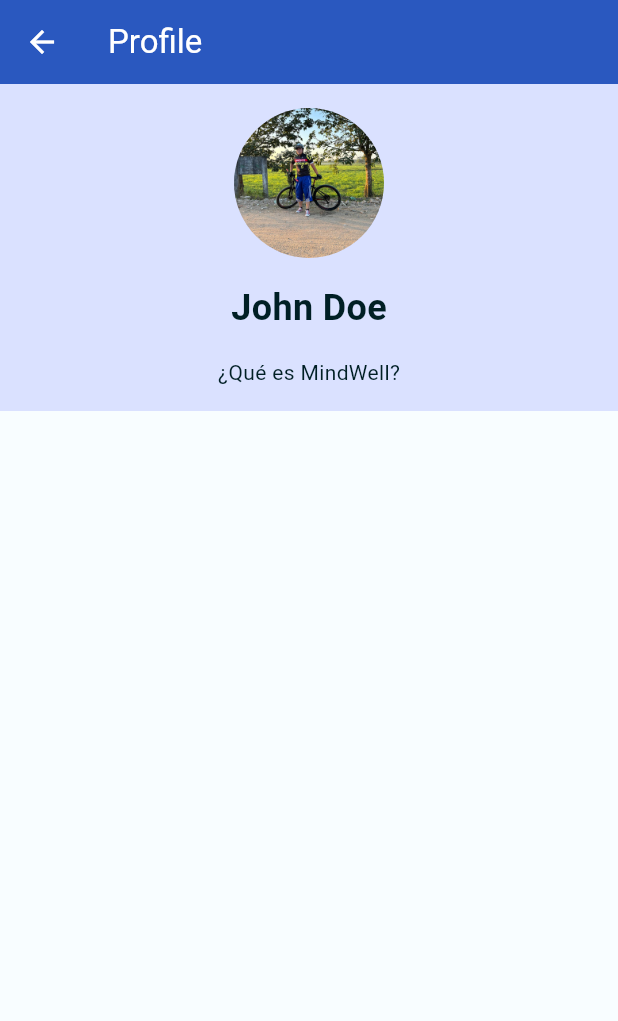
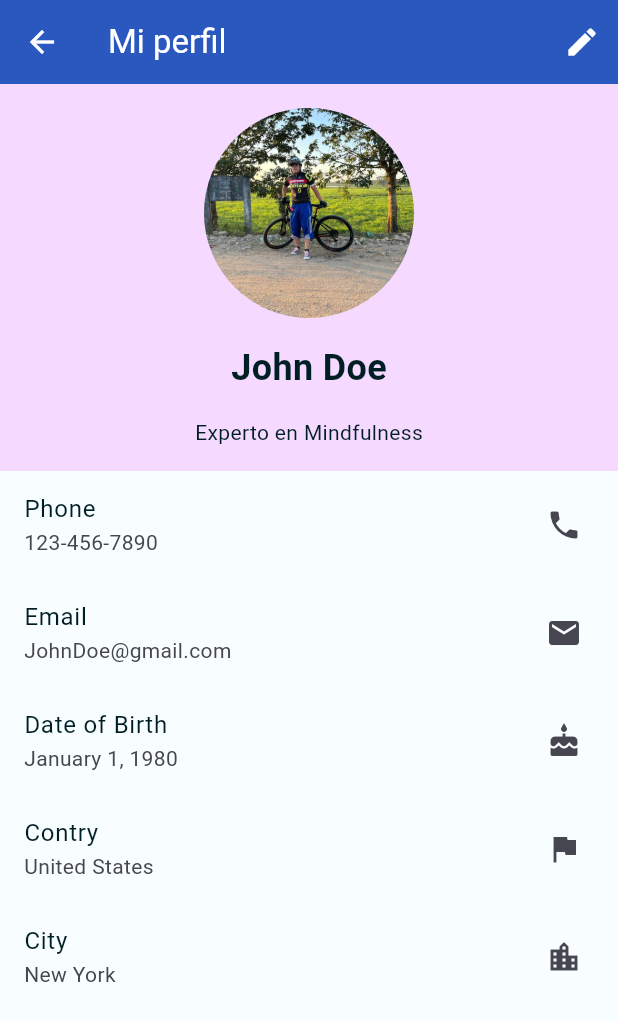
Before and after one commit to arrtttt/MindWellApp, a Flutter app: the ProfileScreen screen opened by its route, on a phone screen of 412 x 824 dp. Shown: the top 1021 px of the screen. Run offline on Flutter 3.47's test engine with Material 3 defaults, Android fonts, the phone set to English and light mode, and no system bars.

```diff
--- a/lib/main.dart
+++ b/lib/main.dart
@@ -27,7 +27,7 @@ class MyApp extends StatelessWidget {
           child: Builder(
             builder: (BuildContext context) => ElevatedButton(
                 onPressed: () {
-                  Navigator.pushNamed(context, '/profile');
+                  Navigator.pushNamed(context, '/settings');
                 },
                 child: const Text('Press me!')),
           ),
--- a/lib/screens/profile_screen.dart
+++ b/lib/screens/profile_screen.dart
@@ -8,13 +8,24 @@ class ProfileScreen extends StatelessWidget {
   Widget build(BuildContext context) {
     return Scaffold(
         appBar: AppBar(
-          title: const Text('Profile'),
+          title: const Text('Mi perfil'),
+          actions: [
+            IconButton(
+              onPressed: () {
+                Navigator.pushNamed(context, '/settings');
+              },
+              icon: const Icon(Icons.edit),
+            )
+          ],
         ),
         body: SingleChildScrollView(
-            child: Container(
+          child: Column(
+            mainAxisAlignment: MainAxisAlignment.spaceEvenly,
+            children: [
+              Container(
                   width: double.infinity,
                   decoration: BoxDecoration(
-                  color: lightColorScheme.primaryContainer,
+                    color: lightColorScheme.secondaryContainer,
                   ),
                   padding: const EdgeInsets.all(16),
                   child: const Column(
@@ -22,7 +33,7 @@ class ProfileScreen extends StatelessWidget {
                       mainAxisAlignment: MainAxisAlignment.center,
                       children: [
                         CircleAvatar(
-                        radius: 50,
+                          radius: 70,
                           backgroundImage:
                               AssetImage('assets/images/profile.png'),
                         ),
@@ -36,8 +47,36 @@ class ProfileScreen extends StatelessWidget {
                         ),
                         SizedBox(height: 16),
                         Text(
-                        '¿Qué es MindWell?',
-                      )
-                    ]))));
+                          'Experto en Mindfulness',
+                        ),
+                      ])),
+              const ListTile(
+                title: Text('Phone'),
+                subtitle: Text('123-456-7890'),
+                trailing: Icon(Icons.phone),
+              ),
+              const ListTile(
+                title: Text('Email'),
+                subtitle: Text('JohnDoe@gmail.com'),
+                trailing: Icon(Icons.email),
+              ),
+              const ListTile(
+                title: Text('Date of Birth'),
+                subtitle: Text('January 1, 1980'),
+                trailing: Icon(Icons.cake),
+              ),
+              const ListTile(
+                title: Text('Contry'),
+                subtitle: Text('United States'),
+                trailing: Icon(Icons.flag),
+              ),
+              const ListTile(
+                title: Text('City'),
+                subtitle: Text('New York'),
+                trailing: Icon(Icons.location_city),
+              ),
+            ],
+          ),
+        ));
   }
 }
--- a/lib/utils/theme.dart
+++ b/lib/utils/theme.dart
@@ -53,4 +53,6 @@ final ThemeData mindWellTheme = ThemeData(
           textStyle: MaterialStateProperty.all(
             TextStyle(color: lightColorScheme.onPrimary),
           ))),
+
+  //ListTileTheme
 );
```
Also changed, not shown: lib/screens/settings_screen.dart (+42 -1 lines). Lines whose indentation alone changed are shown as unchanged.
